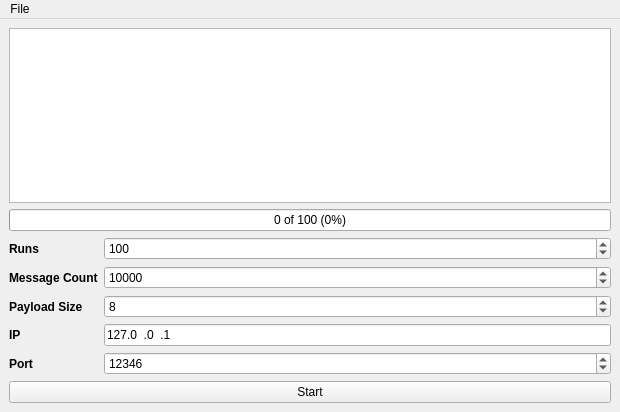
First picture: the form in gui/tool/wndMainWindow.ui, repository ClockworkOrigins/SocketPerformanceChecker, before the edit.
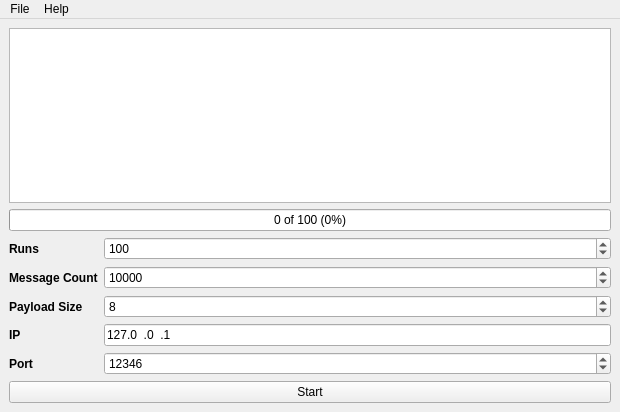
Second picture: the form after the edit.

```diff
--- a/gui/tool/wndMainWindow.ui
+++ b/gui/tool/wndMainWindow.ui
@@ -220,7 +220,14 @@
     </property>
     <addaction name="actionExit"/>
    </widget>
+   <widget class="QMenu" name="menuHelp">
+    <property name="title">
+     <string>Help</string>
+    </property>
+    <addaction name="actionAbout"/>
+   </widget>
    <addaction name="menuFile"/>
+   <addaction name="menuHelp"/>
   </widget>
   <action name="actionLoad_Level">
    <property name="text">
```
Left out of the diff: 22 changed lines with no effect on the pictures.
